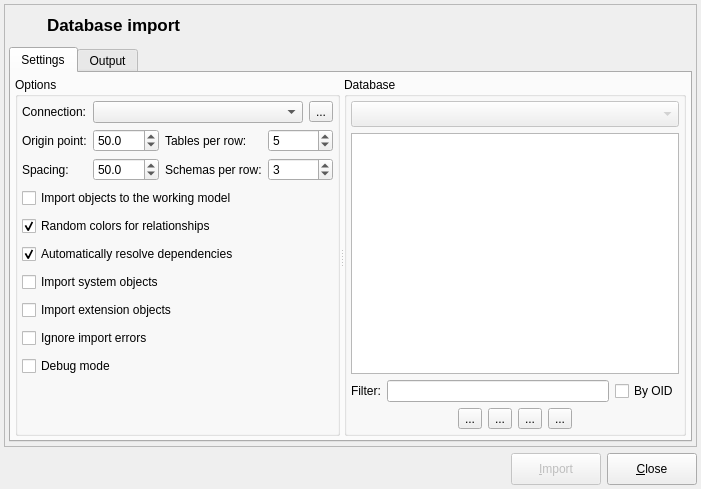
The window that libpgmodeler_ui/ui/databaseimportform.ui (pgmodeler/pgmodeler) describes before a commit, drawn with Qt 5.
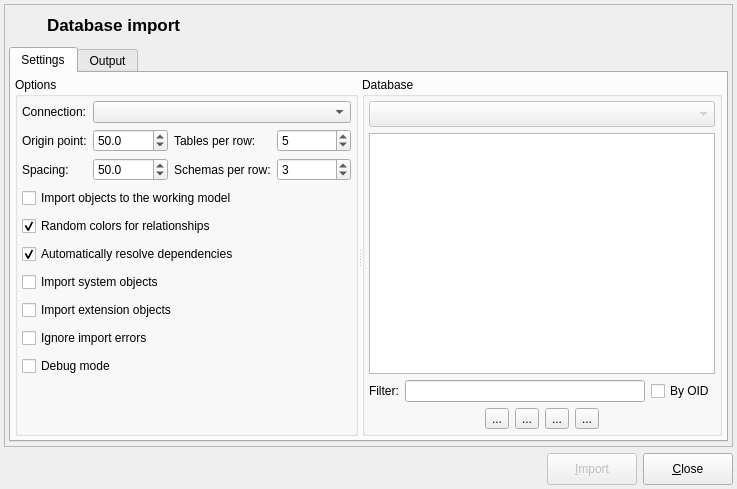
The same window after the commit. Icons and pictures are not drawn.

Commit message: Removed the "connect" button from DatabaseImportForm. Now when selecting a connection the databases will be listed.

```diff
--- a/libpgmodeler_ui/ui/databaseimportform.ui
+++ b/libpgmodeler_ui/ui/databaseimportform.ui
@@ -9,7 +9,7 @@
    <rect>
     <x>0</x>
     <y>0</y>
-    <width>701</width>
+    <width>737</width>
     <height>489</height>
    </rect>
   </property>
@@ -390,26 +390,6 @@
                   </property>
                  </widget>
                 </item>
-                <item>
-                 <widget class="QToolButton" name="connect_tb">
-                  <property name="toolTip">
-                   <string>Connect and list available databases</string>
-                  </property>
-                  <property name="text">
-                   <string>...</string>
-                  </property>
-                  <property name="icon">
-                   <iconset resource="../res/resources.qrc">
-                    <normaloff>:/icones/icones/conexaobd.png</normaloff>:/icones/icones/conexaobd.png</iconset>
-                  </property>
-                  <property name="iconSize">
-                   <size>
-                    <width>22</width>
-                    <height>22</height>
-                   </size>
-                  </property>
-                 </widget>
-                </item>
                </layout>
               </item>
               <item row="5" column="0" colspan="4">
```
Left out of the diff: 1 changed line with no effect on the pictures. The commit also changes 5 other files.
